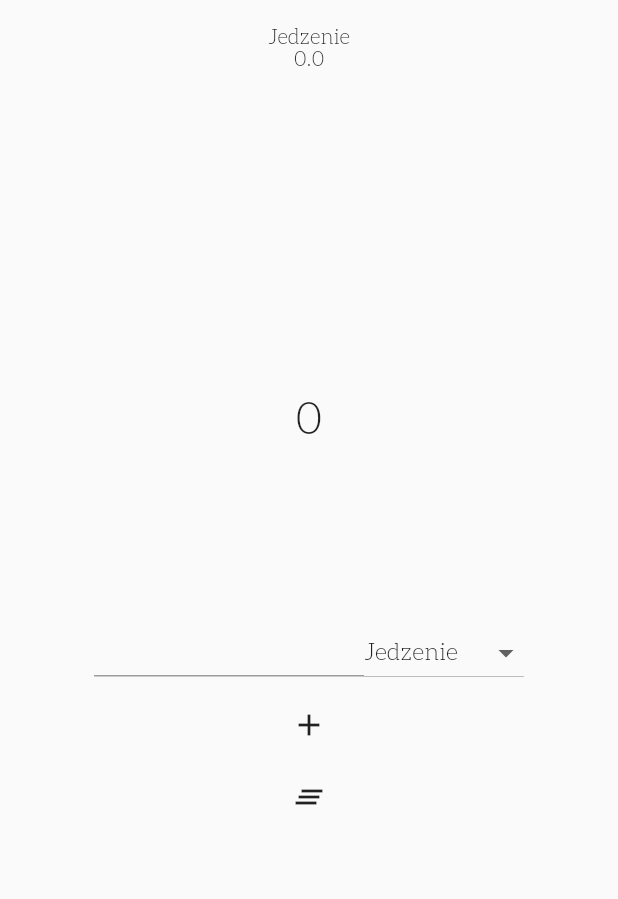
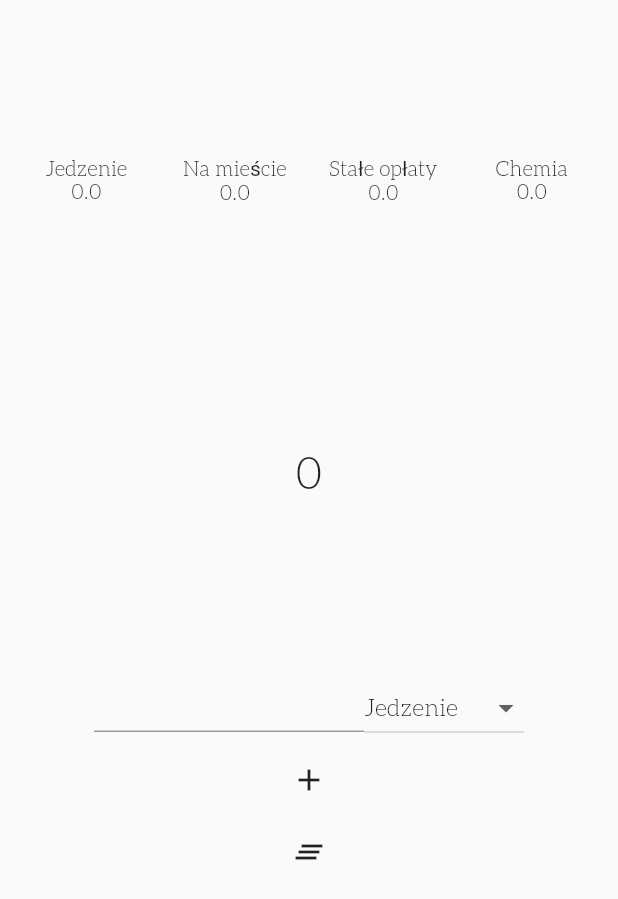
Before and after one commit to ciakarellas/budget_app, a Flutter app: the screen it shows after launch, after a tap on the "add" icon, on a phone screen of 412 x 824 dp. Shown: the top 899 px of the screen. Run offline on Flutter 3.47's test engine with Material 2 defaults, Android fonts, the phone set to English and light mode, and no system bars; our stand-ins replace moor, moor_flutter; generated files the repository leaves out were written again.

Commit message:
add maping for widget SumByCategory to display sum on Dashbord each all category

```diff
--- a/lib/Provider/categoryProvider.dart
+++ b/lib/Provider/categoryProvider.dart
@@ -5,7 +5,7 @@ class CategoryProvider extends ChangeNotifier{
   List<String> _categories = ['Jedzenie', 'Na mieście', 'Stałe opłaty', 'Chemia' ];
   String _selectedCategory = 'Jedzenie';
 
-  get categries => _categories;
+  get categories => _categories;
   get selectedCategory => _selectedCategory;
 
   void categoryChange(String category){
--- a/lib/View/sum_by_category.dart
+++ b/lib/View/sum_by_category.dart
@@ -15,16 +15,18 @@ class SumOfCategory extends StatelessWidget {
       stream: database.watchAllBills(),
       builder: (context, snapshot) {
         final bills = snapshot.data ?? List();
-        return Container(
-          padding: EdgeInsets.all(8.0),
-          margin: EdgeInsets.all(8.0),
-          child: Column(
-            children: <Widget>[
-              Text('Jedzenie'),
-              Text(sumOfCategoryBills(bills, 'Jedzenie')),
-            ],
-          ),
-          );
+        return Expanded(
+          child: Container(
+            padding: EdgeInsets.all(2.0),
+            margin: EdgeInsets.all(2.0),
+            child: Column(
+              children: <Widget>[
+                Text(category),
+                Text(sumOfCategoryBills(bills, category)),
+              ],
+            ),
+            ),
+        );
       }
     );
   }
--- a/lib/widgets/dashboard.dart
+++ b/lib/widgets/dashboard.dart
@@ -12,18 +12,25 @@ class Dashboard extends StatelessWidget {
   @override
   Widget build(BuildContext context) {
     final database = Provider.of<AppDatabase>(context);
-    final category = Provider.of<CategoryProvider>(context);
+    final categories = Provider.of<CategoryProvider>(context);
     return StreamBuilder(
       stream: database.watchAllBills(),
       builder: (context, snapshot) {
         final bills = snapshot.data ?? List();
+        List categoriesList = categories.categories;
         return Center(
           child: Column(
           mainAxisAlignment: MainAxisAlignment.end,
           children: [
-            SumOfCategory('Jedzenie'),
             Padding(
-              padding: const EdgeInsets.only(top:200),
+              padding: const EdgeInsets.fromLTRB(8, 100, 8, 10),
+              child: Row(
+                children:
+                  categoriesList.map((e) => new SumOfCategory(e)).toList()
+              ),
+            ),
+            Padding(
+              padding: const EdgeInsets.only(top:150),
               child: Text(
                 sumOfBills(bills),
                 style: TextStyle(fontSize: 30, fontFamily: 'Aleo Light'),
@@ -54,7 +61,7 @@ class Dashboard extends StatelessWidget {
                   child: Icon(Icons.add),
                   onPressed: (){
                     final price = double.parse(_controller.text);
-                    final newBill = new Bill(newprice: price, category: category.selectedCategory);
+                    final newBill = new Bill(newprice: price, category: categories.selectedCategory);
                     database.insertNewBill(newBill);
                     _controller.clear();
                   },
--- a/lib/widgets/dropDownBtnCategory.dart
+++ b/lib/widgets/dropDownBtnCategory.dart
@@ -12,7 +12,7 @@ class DropDownCategory extends StatelessWidget{
     final categoryProvider = Provider.of<CategoryProvider>(context);
     return Container(
       child: DropdownButton(
-        items: categoryProvider.categries.map<DropdownMenuItem>((newCategory){
+        items: categoryProvider.categories.map<DropdownMenuItem>((newCategory){
           return DropdownMenuItem<String>(
             value: newCategory,
             child: Text(newCategory),
```
Also changed, not shown: 11 other files.
